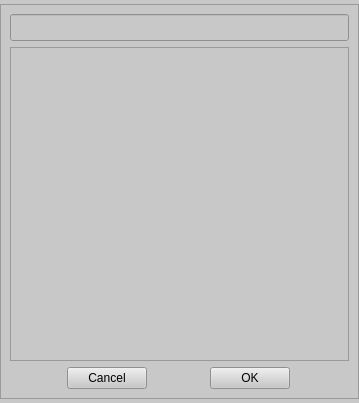
Qt form widget/editor/qwmlibselector.ui (alleindrach/QWellMan) before a commit.
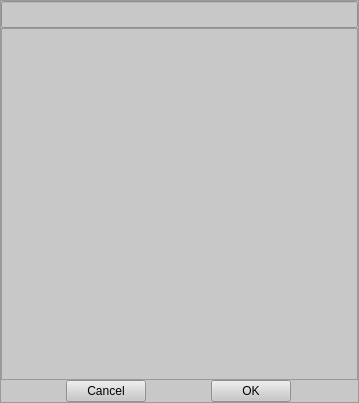
The same form after that commit.

The edit to the form file:
```diff
--- a/widget/editor/qwmlibselector.ui
+++ b/widget/editor/qwmlibselector.ui
@@ -20,17 +20,20 @@
    <string notr="true">background-color: rgb(200,200,200);</string>
   </property>
   <layout class="QVBoxLayout" name="verticalLayout_2">
+   <property name="spacing">
+    <number>0</number>
+   </property>
    <property name="leftMargin">
     <number>0</number>
    </property>
    <property name="topMargin">
-    <number>4</number>
+    <number>0</number>
    </property>
    <property name="rightMargin">
     <number>0</number>
    </property>
    <property name="bottomMargin">
-    <number>4</number>
+    <number>0</number>
    </property>
    <item>
     <widget class="QFrame" name="frame">
@@ -47,6 +50,21 @@
       <enum>QFrame::Raised</enum>
      </property>
      <layout class="QVBoxLayout" name="verticalLayout_3">
+      <property name="spacing">
+       <number>0</number>
+      </property>
+      <property name="leftMargin">
+       <number>0</number>
+      </property>
+      <property name="topMargin">
+       <number>0</number>
+      </property>
+      <property name="rightMargin">
+       <number>0</number>
+      </property>
+      <property name="bottomMargin">
+       <number>0</number>
+      </property>
       <item>
        <layout class="QVBoxLayout" name="verticalLayout">
         <item>
```
